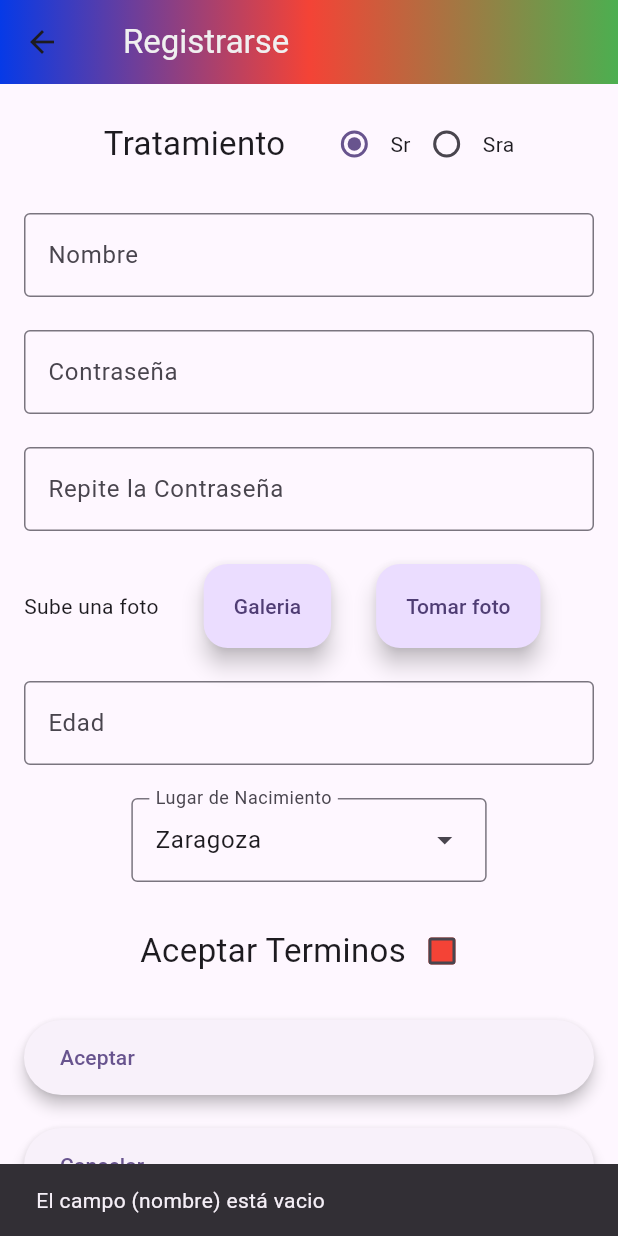
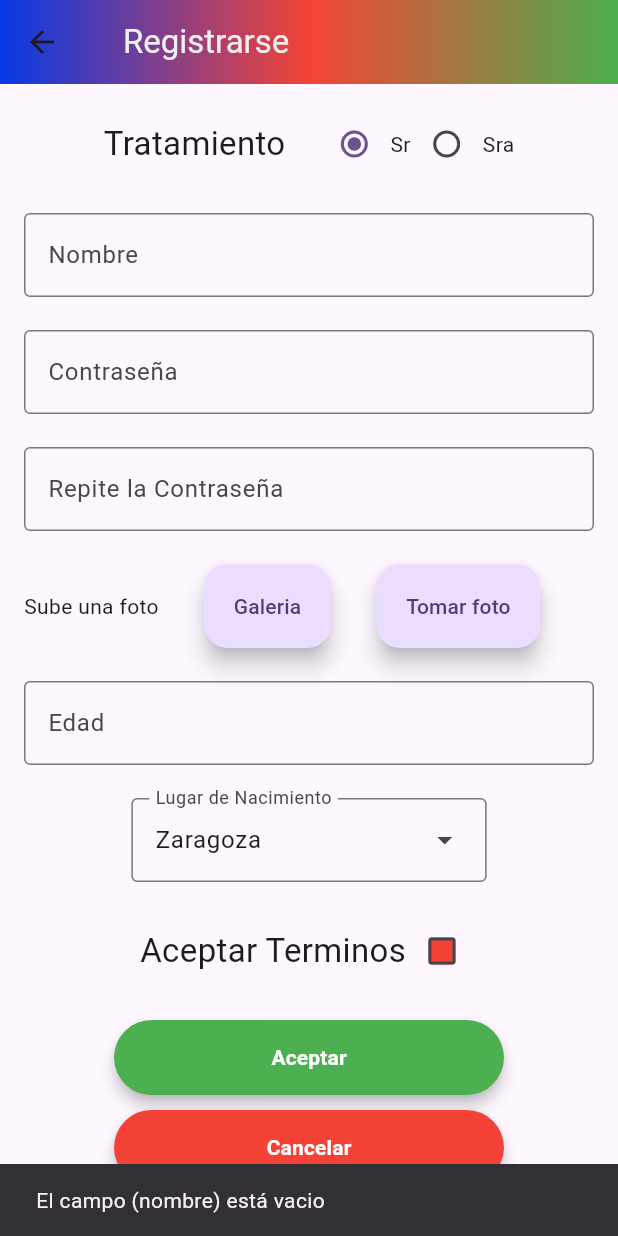
Before and after one commit to velillaAV/proyecto_intermodular, a Flutter app: the PantallaRegistrar screen opened directly, after a tap on "Zaragoza", after a tap on the "arrow drop up" icon, after a tap on "Aceptar", on a phone screen of 412 x 824 dp. Run offline on Flutter 3.47's test engine with Material 3 defaults, Android fonts, the phone set to English and light mode, and no system bars; our stand-ins replace firebase_auth, google_sign_in, image_picker; accounts and stored records are empty.

Commit message:
mejora pantalla eleccion ligas y pantalla registro

```diff
--- a/lib/config/utils/estiloBotones.dart
+++ b/lib/config/utils/estiloBotones.dart
@@ -39,4 +39,13 @@ class CustomStyles {
     side: const BorderSide(color: Colors.grey, width: 1),
     shape: RoundedRectangleBorder(borderRadius: BorderRadius.circular(25)),
   );
+
+  static ButtonStyle estiloTarjetaLiga = ElevatedButton.styleFrom(
+    backgroundColor: Colors.white,
+    foregroundColor: Colors.black,
+    elevation: 6,
+    minimumSize: const Size(double.infinity, 120),
+    padding: const EdgeInsets.all(20),
+    shape: RoundedRectangleBorder(borderRadius: BorderRadius.circular(15)),
+  );
 }
--- a/lib/screens/PantallaRegistrar.dart
+++ b/lib/screens/PantallaRegistrar.dart
@@ -1,5 +1,4 @@
 import 'dart:collection';
-
 import 'package:flutter/material.dart';
 import 'package:flutter/services.dart';
 import 'package:proyecto_intermodular/config/constantes/colors.dart';
@@ -10,7 +9,6 @@ import 'package:proyecto_intermodular/config/utils/estiloBotones.dart';
 import 'package:proyecto_intermodular/controllers/UserControllers.dart';
 import 'package:proyecto_intermodular/screens/PantallaInicioSesion.dart';
 import 'package:proyecto_intermodular/services/LogicaUsuarios.dart';
-
 
 class PantallaRegistrar extends StatefulWidget {
   const PantallaRegistrar({super.key});
@@ -25,99 +23,19 @@ const List<String> listaLugares = <String>[
   'Teruel',
   'Frankfurt',
 ];
+
 typedef EntradaMenu = DropdownMenuEntry<String>;
 
 class _PantallaRegistrarState extends State<PantallaRegistrar> {
-
-
-
-  void _aceptar() {
-    if (_nombre.isEmpty) { //Los 4 primeros son simples, si los campos estan vacios, saltan
-      print("El campo (nombre) está vacio");
-      const snackBarNombre = SnackBar(
-        content: Text("El campo (nombre) está vacio"),
-      );
-      ScaffoldMessenger.of(context).showSnackBar(snackBarNombre);
-
-    } else if (_contrasena.isEmpty) {
-      print("El campo (contraseña) está vacio");
-      const snackBarContrasena = SnackBar(
-        content: Text("El campo (contraseña) está vacio"),
-      );
-      ScaffoldMessenger.of(context).showSnackBar(snackBarContrasena);
-
-    } else if (_contrasenaRepetida.isEmpty) {
-      print("El campo (contraseña repetida) está vacio");
-      const snackBarContrasena = SnackBar(
-        content: Text("El campo (contraseña) está vacio"),
-      );
-      ScaffoldMessenger.of(context).showSnackBar(snackBarContrasena);
-
-    } else if (_edad == 0) {
-      print("El campo (edad) está vacio");
-      const snackBarEdad = SnackBar(
-        content: Text("El campo (edad) está vacio"),
-      );
-      ScaffoldMessenger.of(context).showSnackBar(snackBarEdad);
-
-    } else if (_contrasena != _contrasenaRepetida) { //Si la contraseña repetida no es la mimsa que la otra salta
-      print("La contraseña no es igual que la repetida");
-      const snackBarContrasenaRepetida = SnackBar(
-        content: Text("La contraseña no es igual que la repetida"),
-      );
-      ScaffoldMessenger.of(context).showSnackBar(snackBarContrasenaRepetida);
-
-    } else if (!_tickONo) { //Si no ha aceptado los terminos salta
-      print("No están aceptados los terminos");
-      const snackBarTerminos = SnackBar(
-        content: Text("No están aceptados los terminos"),
-      );
-      ScaffoldMessenger.of(context).showSnackBar(snackBarTerminos);
-
-    } else if(Logicausuario.mismoNombre(_nombre)) { //Si existe un usuario con el mismo nombre salta
-      const snackBarUsuario = SnackBar(
-        content: Text("El usuario ya existe")
-      );
-      ScaffoldMessenger.of(context).showSnackBar(snackBarUsuario);
-
-    }
-
-
-
-    else { //Si todo esta correcto, se crea el usuario
-      UserControllers.creacionYInsercionDeUsuario(_nombre, _contrasena, _edad, _tratamiento, _lugarNacimiento, _fotoRuta, false); //Con este metodo de UserControllers, se crea y se inserta el usuario a la vez
-
-      Navigator.push(
-        context,
-        MaterialPageRoute(builder: (context) => const Pantallainiciosesion()),
-      );
-    }
-  }
-
-  void _cancelar() { //Si el usuario pulsa cancelar se le envia de vuelta a Pantalla de Inicio de sesion
-    Navigator.push(
-      context,
-      MaterialPageRoute(builder: (context) => const Pantallainiciosesion()),
-    );
-  }
-
-  String _nombre = "";
-
-  String _contrasena = "";
-
-  String _contrasenaRepetida = "";
-
-  String _tratamiento = "Sr";
-
+  String _nombre = '';
+  String _contrasena = '';
+  String _contrasenaRepetida = '';
+  String _tratamiento = 'Sr';
   int _edad = 0;
-
   String _lugarNacimiento = listaLugares.first;
-
   bool _tickONo = false;
-
   String? _fotoRuta;
 
-//Inicializamos la lista desplegable que usaremos para el lugar de nacimiento
   static final List<EntradaMenu> menuEntries =
       UnmodifiableListView<EntradaMenu>(
         listaLugares.map<EntradaMenu>(
@@ -125,30 +43,131 @@ class _PantallaRegistrarState extends State<PantallaRegistrar> {
         ),
       );
 
-  @override
-  Widget build(BuildContext context) {
-    Color colorBotonTick(Set<WidgetState> states) {
+  // ── Helpers ───────────────────────────────────────────────────────────────
+
+  void _snack(String mensaje) {
+    ScaffoldMessenger.of(context).showSnackBar(
+      SnackBar(content: Text(mensaje)),
+    );
+  }
+
+  void _irA(Widget pantalla) {
+    Navigator.push(
+      context,
+      MaterialPageRoute(builder: (context) => pantalla),
+    );
+  }
+
+  SizedBox _gap() => SizedBox(height: Dimensiones.paddingMediano);
+
+  Widget _radioBtn(String valor) {
+    return Row(
+      children: [
+        Radio<String>(
+          value: valor,
+          groupValue: _tratamiento,
+          onChanged: (value) => setState(() => _tratamiento = value!),
+        ),
+        Text(valor),
+      ],
+    );
+  }
+
+  Widget _campoTexto({
+    required String label,
+    required void Function(String) onChanged,
+    bool obscureText = false,
+    bool soloNumeros = false,
+  }) {
+    return TextFormField(
+      obscureText: obscureText,
+      keyboardType: soloNumeros ? TextInputType.number : null,
+      inputFormatters:
+          soloNumeros ? [FilteringTextInputFormatter.digitsOnly] : null,
+      decoration: InputDecoration(
+        border: const OutlineInputBorder(),
+        labelText: label,
+      ),
+      onChanged: onChanged,
+    );
+  }
+
+  Widget _botonFoto(String label, Future<String?> Function() accion) {
+    return FloatingActionButton.extended(
+      label: Text(label),
+      onPressed: () async {
+        final path = await accion();
+        if (path == null) return;
+        setState(() => _fotoRuta = path);
+      },
+    );
+  }
+
+  // ── Lógica ────────────────────────────────────────────────────────────────
+
+  void _aceptar() {
+    if (_nombre.isEmpty) {
+      return _snack("El campo (nombre) está vacio");
+    }
+    if (_contrasena.isEmpty) {
+      return _snack("El campo (contraseña) está vacio");
+    }
+    if (_contrasenaRepetida.isEmpty) {
+      return _snack("El campo (contraseña) está vacio");
+    }
+    if (_edad == 0) {
+      return _snack("El campo (edad) está vacio");
+    }
+    if (_contrasena != _contrasenaRepetida) {
+      return _snack("La contraseña no es igual que la repetida");
+    }
+    if (!_tickONo) {
+      return _snack("No están aceptados los terminos");
+    }
+    if (Logicausuario.mismoNombre(_nombre)) {
+      return _snack("El usuario ya existe");
+    }
+
+    UserControllers.creacionYInsercionDeUsuario(
+      _nombre,
+      _contrasena,
+      _edad,
+      _tratamiento,
+      _lugarNacimiento,
+      _fotoRuta,
+      false,
+    );
+    _irA(const Pantallainiciosesion());
+  }
+
+  void _cancelar() => _irA(const Pantallainiciosesion());
+
+  Color _colorBotonTick(Set<WidgetState> states) {
     const Set<WidgetState> interactiveStates = <WidgetState>{
       WidgetState.pressed,
       WidgetState.hovered,
       WidgetState.focused,
     };
-      if (states.any(interactiveStates.contains)) {
-        return Colors.blue;
-      }
+    if (states.any(interactiveStates.contains)) return Colors.blue;
     return Colors.red;
   }
 
+  // ── Build ─────────────────────────────────────────────────────────────────
+
+  @override
+  Widget build(BuildContext context) {
     return Scaffold(
-
       appBar: AppBar(
-        flexibleSpace:  Container(
-          decoration: BoxDecoration(
+        flexibleSpace: Container(
+          decoration: const BoxDecoration(
             gradient: LinearGradient(
               begin: Alignment.topLeft,
               end: Alignment.topRight,
-              colors: [const Color.fromARGB(255, 6, 58, 231), Colors.red, Colors.green],
-              stops: [0.0, 0.5, 1.0],
+              colors: [
+                Color.fromARGB(255, 6, 58, 231),
+                Colors.red,
+                Colors.green,
+              ],
             ),
           ),
         ),
@@ -156,14 +175,15 @@ class _PantallaRegistrarState extends State<PantallaRegistrar> {
           children: [
             SizedBox(width: Dimensiones.paddingEnano),
             Text(
-              Languagespantallaregistrar.getTexto(Languagespantallaregistrar.registrar),
-              style: TextStyle(color: Color.fromARGB(255, 240, 240, 240)),
+              Languagespantallaregistrar.getTexto(
+                Languagespantallaregistrar.registrar,
+              ),
+              style: const TextStyle(color: Color.fromARGB(255, 240, 240, 240)),
             ),
           ],
         ),
         backgroundColor: Colorcetes.appBarColor,
       ),
-
       body: LayoutBuilder(
         builder: (context, constraints) {
           return SingleChildScrollView(
@@ -176,176 +196,162 @@ class _PantallaRegistrarState extends State<PantallaRegistrar> {
                     children: [
                       Column(
                         children: [
+                          // Tratamiento
                           Row(
                             mainAxisAlignment: MainAxisAlignment.center,
                             children: [
                               Text(
-                                Languagespantallaregistrar.getTexto(Languagespantallaregistrar.tratamiento),
-                                style: TextStyle(fontSize: Dimensiones.paddingMediano),
+                                Languagespantallaregistrar.getTexto(
+                                  Languagespantallaregistrar.tratamiento,
+                                ),
+                                style: TextStyle(
+                                    fontSize: Dimensiones.paddingMediano),
                               ),
                               SizedBox(width: Dimensiones.paddingMediano),
+                              _radioBtn('Sr'),
+                              _radioBtn('Sra'),
+                            ],
+                          ),
+
+                          _gap(),
+
+                          SizedBox(
+                            width: 500,
+                            child: Column(
+                              crossAxisAlignment: CrossAxisAlignment.center,
+                              children: [
+                                _campoTexto(
+                                  label: Languagespantallaregistrar.getTexto(
+                                    Languagespantallaregistrar.nombre,
+                                  ),
+                                  onChanged: (value) => _nombre = value,
+                                ),
+
+                                _gap(),
+
+                                _campoTexto(
+                                  label: Languagespantallaregistrar.getTexto(
+                                    Languagespantallaregistrar.contrasena,
+                                  ),
+                                  onChanged: (value) => _contrasena = value,
+                                  obscureText: true,
+                                ),
+
+                                _gap(),
+
+                                _campoTexto(
+                                  label: Languagespantallaregistrar.getTexto(
+                                    Languagespantallaregistrar.repitecontrasena,
+                                  ),
+                                  onChanged: (value) =>
+                                      _contrasenaRepetida = value,
+                                  obscureText: true,
+                                ),
+
+                                _gap(),
+
                                 Row(
                                   children: [
-                                  Radio<String>(
-                                    value: "Sr",
-                                    groupValue: _tratamiento,
-                                    onChanged: (value) {
-                                      setState(() {
-                                        _tratamiento = value!;
-                                      });
-                                    },
+                                    Text(
+                                      Languagespantallaregistrar.getTexto(
+                                        Languagespantallaregistrar.subeFoto,
                                       ),
-                                  Text("Sr"),
-                                ],
                                     ),
-                              Row(
-                                children: [
-                                  Radio<String>(
-                                    value: "Sra",
-                                    groupValue: _tratamiento,
-                                    onChanged: (value) {
-                                      setState(() {
-                                        _tratamiento = value!;
-                                      });
-                                    },
+                                    const SizedBox(width: 30),
+                                    _botonFoto(
+                                      Languagespantallaregistrar.getTexto(
+                                        Languagespantallaregistrar.galeria,
                                       ),
-                                  Text("Sra"),
-                                ],
+                                      CameraGalleryService().selectPhoto,
+                                    ),
+                                    const SizedBox(width: 30),
+                                    _botonFoto(
+                                      Languagespantallaregistrar.getTexto(
+                                        Languagespantallaregistrar.tomarFoto,
+                                      ),
+                                      CameraGalleryService().takePhoto,
                                     ),
                                   ],
                                 ),
-                          SizedBox(height: Dimensiones.paddingMediano),
-                          Container(
-                            width: 500,
-                            child: Column(
+
+                                _gap(),
+
+                                _campoTexto(
+                                  label: Languagespantallaregistrar.getTexto(
+                                    Languagespantallaregistrar.edad,
+                                  ),
+                                  onChanged: (value) =>
+                                      _edad = int.tryParse(value) ?? 0,
+                                  soloNumeros: true,
+                                ),
+
+                                _gap(),
+
+                                DropdownMenu(
+                                  label: Text(
+                                    Languagespantallaregistrar.getTexto(
+                                      Languagespantallaregistrar.lugarNacimiento,
+                                    ),
+                                  ),
+                                  initialSelection: listaLugares.first,
+                                  onSelected: (String? value) {
+                                    setState(
+                                        () => _lugarNacimiento = value!);
+                                  },
+                                  dropdownMenuEntries: menuEntries,
+                                ),
+
+                                _gap(),
+
+                                Row(
+                                  mainAxisAlignment: MainAxisAlignment.center,
                                   children: [
-                                TextFormField(
-                                  decoration: InputDecoration(
-                                    border: OutlineInputBorder(),
-                                    labelText: Languagespantallaregistrar.getTexto(Languagespantallaregistrar.nombre),
+                                    Text(
+                                      Languagespantallaregistrar.getTexto(
+                                        Languagespantallaregistrar.aceptarTerminos,
                                       ),
+                                      style: TextStyle(
+                                          fontSize: Dimensiones.paddingMediano),
+                                    ),
+                                    Checkbox(
+                                      checkColor: Colors.white,
+                                      fillColor:
+                                          WidgetStateProperty.resolveWith(
+                                              _colorBotonTick),
+                                      value: _tickONo,
                                       onChanged: (value) {
-                                    _nombre = value;
-                                  },
-                                ),
-                                SizedBox(height: Dimensiones.paddingMediano),
-                                TextFormField(
-                                  obscureText: true,
-                                  decoration: InputDecoration(
-                                    border: OutlineInputBorder(),
-                                    labelText: Languagespantallaregistrar.getTexto(Languagespantallaregistrar.contrasena),
-                                  ),
-                                  onChanged: (value) {
-                                    _contrasena = value;
-                                  },
-                                ),
-                                SizedBox(height: Dimensiones.paddingMediano),
-                                TextFormField(
-                                  obscureText: true,
-                                  decoration: InputDecoration(
-                                    border: OutlineInputBorder(),
-                                    labelText: Languagespantallaregistrar.getTexto(Languagespantallaregistrar.repitecontrasena),
-                                  ),
-                                  onChanged: (value) {
-                                    _contrasenaRepetida = value;
-                                  },
-                                ),
-                                SizedBox(height: Dimensiones.paddingMediano),
-                                Row(
-                                  children: [
-                                    Text(Languagespantallaregistrar.getTexto(Languagespantallaregistrar.subeFoto)),
-                                    SizedBox(width: 30),
-                                    FloatingActionButton.extended(
-                                      label: Text(Languagespantallaregistrar.getTexto(Languagespantallaregistrar.galeria)),
-                                      onPressed: () async {
-                                        final path =
-                                            await CameraGalleryService()
-                                                .selectPhoto();
-                                        if (path == null) return;
-                                        setState(() {
-                                          _fotoRuta = path;
-                                        });
-                                      },
-                                    ),
-                                    SizedBox(width: 30),
-                                    FloatingActionButton.extended(
-                                      label: Text(Languagespantallaregistrar.getTexto(Languagespantallaregistrar.tomarFoto)),
-                                      onPressed: () async {
-                                        final path =
-                                            await CameraGalleryService()
-                                                .takePhoto();
-                                        if (path == null) return;
-                                        setState(() {
-                                          _fotoRuta = path;
-                                        });
+                                        setState(() => _tickONo = value!);
                                       },
                                     ),
                                   ],
                                 ),
 
-                                SizedBox(height: Dimensiones.paddingMediano),
-                                TextFormField(
-                                  keyboardType: TextInputType.number,
-                                  decoration: InputDecoration(
-                                    border: OutlineInputBorder(),
-                                    labelText: Languagespantallaregistrar.getTexto(Languagespantallaregistrar.edad),
-                                  ),
-                                  inputFormatters: [
-                                    FilteringTextInputFormatter.digitsOnly
-                                  ],
-                                  onChanged: (value) {
-                                    _edad = int.parse(value);
-                                  },
-                                ),
-                                SizedBox(height: Dimensiones.paddingMediano),
-                                DropdownMenu(
-                                  label: Text(Languagespantallaregistrar.getTexto(Languagespantallaregistrar.lugarNacimiento)),
-                                  initialSelection: listaLugares.first,
-                                  onSelected: (String? value) {
-                                    setState(() {
-                                      _lugarNacimiento = value!;
-                                    });
-                                  },
-                                  dropdownMenuEntries: menuEntries,
-                                ),
-                                SizedBox(height: Dimensiones.paddingMediano),
-                                Row(
-                                  mainAxisAlignment: MainAxisAlignment.center,
-                                  children: [
-                                    Text(
-                                      Languagespantallaregistrar.getTexto(Languagespantallaregistrar.aceptarTerminos),
-                                      style: TextStyle(fontSize: Dimensiones.paddingMediano),
-                                    ),
-                                    Checkbox(
-                                      checkColor: Colors.white,
-                                      fillColor:
-                                          WidgetStateProperty.resolveWith(
-                                            colorBotonTick,
-                                          ),
-                                      value: _tickONo,
-                                      onChanged: (bool? value) {
-                                        setState(() {
-                                          _tickONo = value!;
-                                        });
-                                      },
-                                    ),
-                                  ],
-                                ),
-                                SizedBox(height: Dimensiones.paddingMediano),
-                                Column(
-                                  children: [
+                                _gap(),
+
                                 ElevatedButton(
                                   onPressed: _aceptar,
-                                      style: CustomStyles.estiloBotones,
-                                      child: Row(children: [Text(Languagespantallaregistrar.getTexto(Languagespantallaregistrar.aceptar))]),
+                                  style: CustomStyles.estiloBotonRegistrarse,
+                                  child: Text(
+                                    Languagespantallaregistrar.getTexto(
+                                      Languagespantallaregistrar.aceptar,
                                     ),
-                                    SizedBox(height: Dimensiones.paddingMediano),
+                                    style: const TextStyle(
+                                        fontWeight: FontWeight.bold),
+                                  ),
+                                ),
+
+                                SizedBox(height: Dimensiones.paddingEnano),
+
                                 ElevatedButton(
                                   onPressed: _cancelar,
-                                      style: CustomStyles.estiloBotones,
-                                      child: Row(children: [Text(Languagespantallaregistrar.getTexto(Languagespantallaregistrar.cancelar))]),
+                                  style: CustomStyles.estiloBotonRojo,
+                                  child: Text(
+                                    Languagespantallaregistrar.getTexto(
+                                      Languagespantallaregistrar.cancelar,
                                     ),
-                                  ],
+                                    style: const TextStyle(
+                                        fontWeight: FontWeight.bold),
+                                  ),
                                 ),
                               ],
                             ),
```
Also changed, not shown: lib/screens/EleccionLiga.dart (+64 -33 lines). Lines whose indentation alone changed are shown as unchanged.
